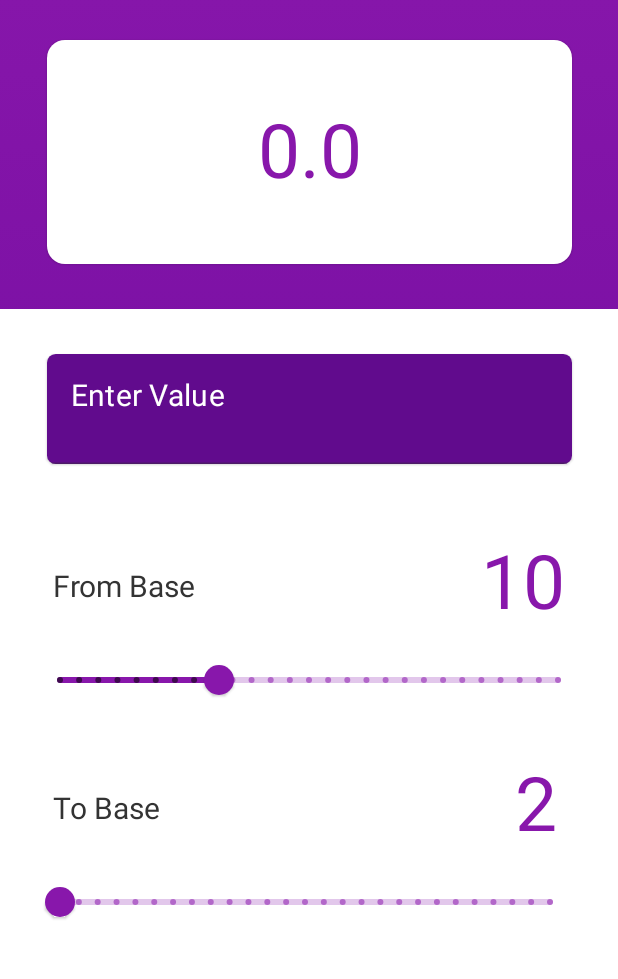
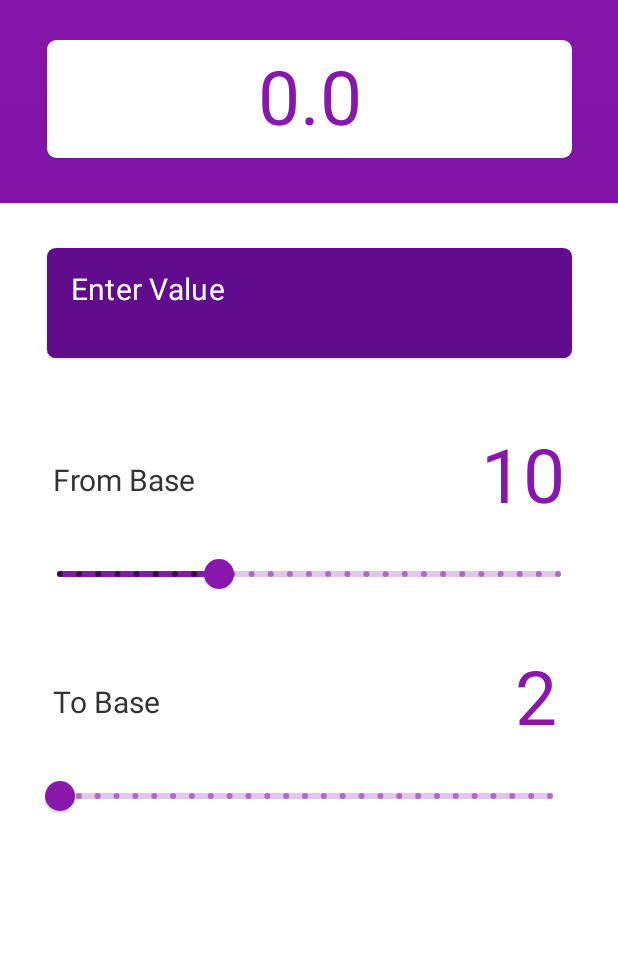
Before and after one commit to maxotuteye/Radix-Calculator, an Android app built with Jetpack Compose: the screen it shows after launch (MainActivity), on a phone screen of 412 x 824 dp, the part 76-1055 px from its top. Run offline under Robolectric (Android 15) with nearby library versions, the phone set to English and light mode, and no system bars.

Commit message:
Major UI and functionality edits

```diff
--- a/app/src/main/java/com/alphago/radixcalculator/MainActivity.kt
+++ b/app/src/main/java/com/alphago/radixcalculator/MainActivity.kt
@@ -74,14 +74,15 @@ class MainActivity : ComponentActivity() {
 							shape = RoundedCornerShape(8),
 							modifier = Modifier
 								.fillMaxWidth(0.85f)
-								.fillMaxHeight(0.2f)
+								.wrapContentHeight()
 								.align(Alignment.CenterHorizontally)
 								.padding(0.dp, 0.dp, 0.dp, 0.dp),
 							backgroundColor = MaterialTheme.colors.background
 						) {
 							Column(
 								modifier = Modifier
-									.fillMaxSize(),
+									.fillMaxWidth()
+									.wrapContentHeight(),
 								verticalArrangement = Arrangement.Center
 							) {
 								Text(
@@ -89,7 +90,7 @@ class MainActivity : ComponentActivity() {
 									fontSize = 50.sp,
 									modifier = Modifier
 										.align(Alignment.CenterHorizontally)
-										.padding(10.dp, 0.dp, 10.dp, 0.dp),
+										.padding(10.dp, 10.dp, 10.dp, 10.dp),
 									color = MaterialTheme.colors.primary,
 									textAlign = TextAlign.Center
 								)
```
Also changed, not shown: app/src/main/java/com/alphago/radixcalculator/algorithm/Algorithm.kt (+3 -6 lines).
